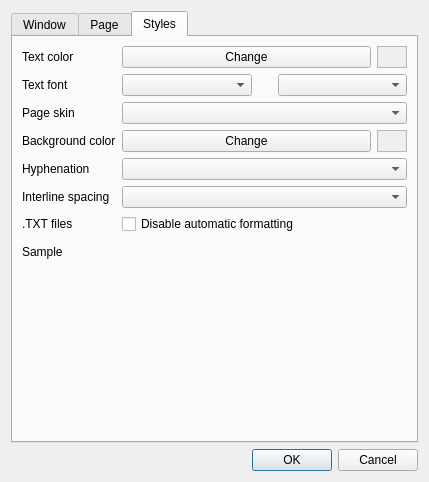
Qt form cr3qt/src/settings.ui (buggins/coolreader) before a commit.
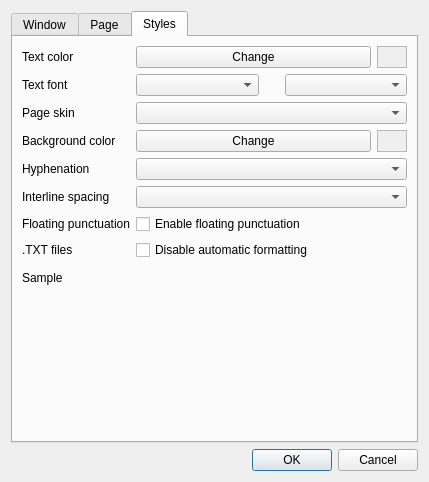
The same form after that commit. Icons and pictures are not drawn. Custom widgets are drawn as their Qt base class.

Commit message: Qt: add floating punctuation setting in UI

What changed in the file:
```diff
--- a/cr3qt/src/settings.ui
+++ b/cr3qt/src/settings.ui
@@ -529,7 +529,7 @@
            </property>
           </widget>
          </item>
-         <item row="5" column="0">
+         <item row="6" column="0">
           <widget class="QLabel" name="label_8">
            <property name="text">
             <string>Background color</string>
@@ -594,24 +594,24 @@
            </item>
           </layout>
          </item>
-         <item row="6" column="0">
+         <item row="7" column="0">
           <widget class="QLabel" name="label_9">
            <property name="text">
             <string>Hyphenation</string>
            </property>
           </widget>
          </item>
-         <item row="7" column="0">
+         <item row="8" column="0">
           <widget class="QLabel" name="label_13">
            <property name="text">
             <string>Interline spacing</string>
            </property>
           </widget>
          </item>
-         <item row="6" column="1">
-          <widget class="QComboBox" name="cbHyphenation"/>
-         </item>
          <item row="7" column="1">
+          <widget class="QComboBox" name="cbHyphenation"/>
+         </item>
+         <item row="8" column="1">
           <widget class="QComboBox" name="cbInterlineSpace"/>
          </item>
          <item row="4" column="0">
@@ -649,14 +649,14 @@
            </property>
           </widget>
          </item>
-         <item row="9" column="0">
+         <item row="11" column="0">
           <widget class="QLabel" name="label_15">
            <property name="text">
             <string>Sample</string>
            </property>
           </widget>
          </item>
-         <item row="9" column="1">
+         <item row="11" column="1">
           <widget class="CR3View" name="crSample" native="true">
            <property name="sizePolicy">
             <sizepolicy hsizetype="Expanding" vsizetype="Expanding">
@@ -672,7 +672,7 @@
            </property>
           </widget>
          </item>
-         <item row="5" column="1">
+         <item row="6" column="1">
           <layout class="QHBoxLayout" name="horizontalLayout_10">
            <item>
             <widget class="QPushButton" name="btnBgColor">
@@ -792,20 +792,34 @@
            </item>
           </layout>
          </item>
-         <item row="8" column="0">
+         <item row="10" column="0">
           <widget class="QLabel" name="label_17">
            <property name="text">
             <string>.TXT files</string>
            </property>
           </widget>
          </item>
-         <item row="8" column="1">
+         <item row="10" column="1">
           <widget class="QCheckBox" name="cbTxtPreFormatted">
            <property name="text">
             <string>Disable automatic formatting</string>
            </property>
           </widget>
          </item>
+         <item row="9" column="1">
+          <widget class="QCheckBox" name="cbFloatingPunctuation">
+           <property name="text">
+            <string>Enable floating punctuation</string>
+           </property>
+          </widget>
+         </item>
+         <item row="9" column="0">
+          <widget class="QLabel" name="label_18">
+           <property name="text">
+            <string>Floating punctuation</string>
+           </property>
+          </widget>
+         </item>
         </layout>
        </item>
       </layout>
```
The commit also changes 2 other files.
